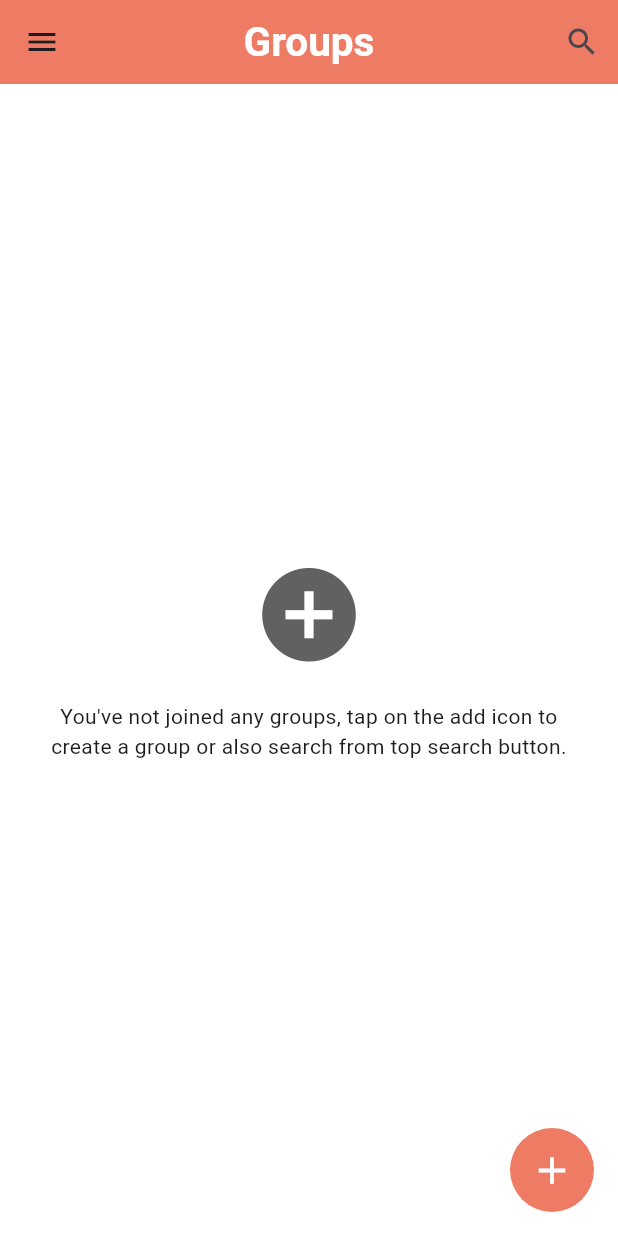
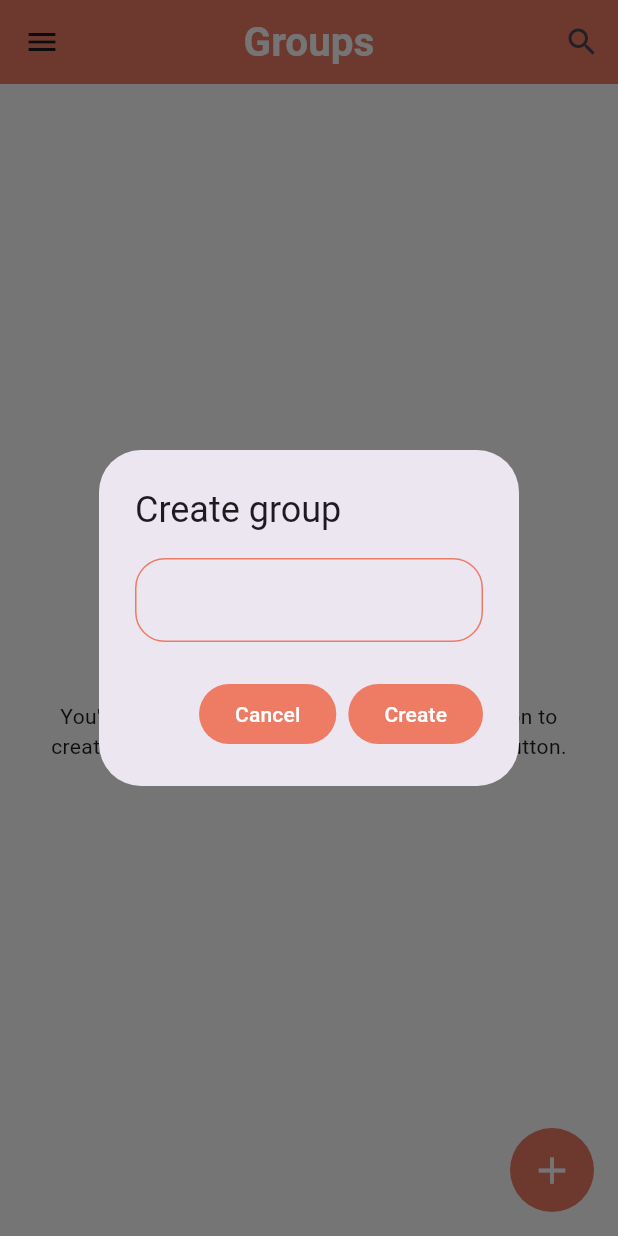
Before and after one commit to ShantanuDhar/ChatApp_FllutterAndFirebase, a Flutter app: the HomePage screen opened directly, after a tap on the "add circle" icon, on a phone screen of 412 x 824 dp. Run offline on Flutter 3.47's test engine with Material 3 defaults, Android fonts, the phone set to English and light mode, and no system bars; our stand-ins replace cloud_firestore, firebase_auth, firebase_core, shared_preferences; accounts and stored records are empty.

Commit message:
Adding pop up Dialog for creating group

```diff
--- a/lib/pages/home_page.dart
+++ b/lib/pages/home_page.dart
@@ -21,6 +21,8 @@ class _HomePageState extends State<HomePage> {
   String name = "";
   AuthService auth = AuthService();
   Stream? groups;
+  bool _isLoading = false;
+  String groupName = "";
   @override
   void initState(){
     super.initState();
@@ -186,6 +188,75 @@ class _HomePageState extends State<HomePage> {
 
   }
    popUpDialog(BuildContext context) {
+
+    showDialog(context: context,
+    barrierDismissible: false,
+     builder: (context){
+      return AlertDialog(
+        title: const Text("Create group",
+        textAlign: TextAlign.left,
+        ),
+        content: Column(
+          mainAxisSize: MainAxisSize.min,
+          children: [
+            _isLoading == true ?
+             Center(
+              child: CircularProgressIndicator(color: Theme.of(context).primaryColor,)):
+              TextField(
+                onChanged: (value) => {
+                  setState(() {
+                    groupName = value;
+                  })
+                },
+                style: const TextStyle(color: Colors.black),
+                decoration: InputDecoration(
+                  enabledBorder: OutlineInputBorder(
+                    borderSide: BorderSide(color: Theme.of(context).primaryColor),
+                    borderRadius: BorderRadius.circular(20)
+                  ),
+                  errorBorder: const OutlineInputBorder(
+                    borderSide: BorderSide(color: Colors.red),
+                  ),
+                  focusedBorder: OutlineInputBorder(
+                    borderSide: BorderSide(color: Theme.of(context).primaryColor),
+                  ),
+                ),
+              )
+          ],
+        ),
+        actions: [
+          ElevatedButton(onPressed: (){
+            Navigator.of(context).pop();
+          }
+          , child: Text("Cancel", style: TextStyle(color: Colors.white)),
+          style: ElevatedButton.styleFrom(
+            backgroundColor: Theme.of(context).primaryColor,
+            elevation: 0,
+            shape: RoundedRectangleBorder(
+              borderRadius: BorderRadius.circular(20)
+            )
+          ),
+          ),
+          ElevatedButton(onPressed: (){
+            Navigator.of(context).pop();
+          }
+          , child: Text("Create", style: TextStyle(color: Colors.white)),
+          style: ElevatedButton.styleFrom(
+            backgroundColor: Theme.of(context).primaryColor,
+            elevation: 0,
+            shape: RoundedRectangleBorder(
+              borderRadius: BorderRadius.circular(20)
+            )
+          ),
+          ),
+
+
+        ],
+
+
+
+      );
+    });
    }
     groupList() {
     return StreamBuilder(
```
